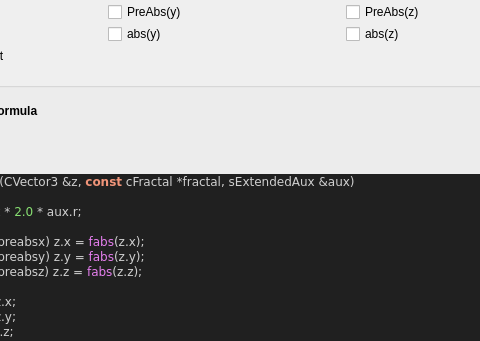
Above: mandelbulber2/formula/ui/fractal_buffalo.ui from buddhi1980/mandelbulber2 before the change; both pictures show x 133 to 613 and y 0 to 341 of the 718 by 845 pixel window. Below: the same form after it.
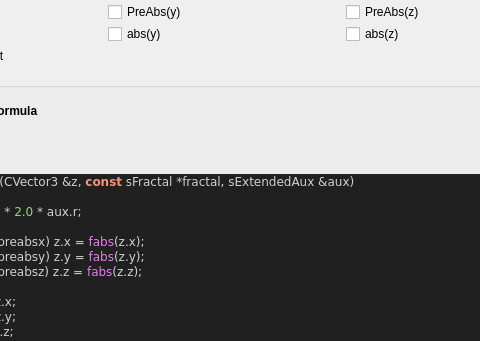
That is the form after the change. Custom widgets are drawn as their Qt base class.

```diff
--- a/mandelbulber2/formula/ui/fractal_buffalo.ui
+++ b/mandelbulber2/formula/ui/fractal_buffalo.ui
@@ -122,7 +122,7 @@
 &lt;/table&gt;
 &lt;br&gt;&lt;b&gt;Examples using this formula&lt;/b&gt;&lt;br&gt;buffalo003_2.fract&lt;h3&gt;Code&lt;/h3&gt;
 &lt;body style=&quot;background-color:#202020&quot;&gt;
-&lt;pre style=&quot;color:#d0d0d0; background-color:#202020;  font-family:'Courier New',monospace;&quot;&gt;&lt;span style=&quot;color:#f09479; font-weight:bold&quot;&gt;void&lt;/span&gt; &lt;span style=&quot;color:#e47eed&quot;&gt;BuffaloIteration&lt;/span&gt;&lt;span style=&quot;color:#d0d0d0&quot;&gt;(&lt;/span&gt;CVector3 &lt;span style=&quot;color:#d0d0d0&quot;&gt;&amp;amp;&lt;/span&gt;z&lt;span style=&quot;color:#d0d0d0&quot;&gt;,&lt;/span&gt; &lt;span style=&quot;color:#f09479; font-weight:bold&quot;&gt;const&lt;/span&gt; cFractal &lt;span style=&quot;color:#d0d0d0&quot;&gt;*&lt;/span&gt;fractal&lt;span style=&quot;color:#d0d0d0&quot;&gt;,&lt;/span&gt; sExtendedAux &lt;span style=&quot;color:#d0d0d0&quot;&gt;&amp;amp;&lt;/span&gt;aux&lt;span style=&quot;color:#d0d0d0&quot;&gt;)&lt;/span&gt;
+&lt;pre style=&quot;color:#d0d0d0; background-color:#202020;  font-family:'Courier New',monospace;&quot;&gt;&lt;span style=&quot;color:#f09479; font-weight:bold&quot;&gt;void&lt;/span&gt; &lt;span style=&quot;color:#e47eed&quot;&gt;BuffaloIteration&lt;/span&gt;&lt;span style=&quot;color:#d0d0d0&quot;&gt;(&lt;/span&gt;CVector3 &lt;span style=&quot;color:#d0d0d0&quot;&gt;&amp;amp;&lt;/span&gt;z&lt;span style=&quot;color:#d0d0d0&quot;&gt;,&lt;/span&gt; &lt;span style=&quot;color:#f09479; font-weight:bold&quot;&gt;const&lt;/span&gt; sFractal &lt;span style=&quot;color:#d0d0d0&quot;&gt;*&lt;/span&gt;fractal&lt;span style=&quot;color:#d0d0d0&quot;&gt;,&lt;/span&gt; sExtendedAux &lt;span style=&quot;color:#d0d0d0&quot;&gt;&amp;amp;&lt;/span&gt;aux&lt;span style=&quot;color:#d0d0d0&quot;&gt;)&lt;/span&gt;
 &lt;span style=&quot;color:#d0d0d0&quot;&gt;{&lt;/span&gt;
   aux&lt;span style=&quot;color:#d0d0d0&quot;&gt;.&lt;/span&gt;r_dz &lt;span style=&quot;color:#d0d0d0&quot;&gt;=&lt;/span&gt; aux&lt;span style=&quot;color:#d0d0d0&quot;&gt;.&lt;/span&gt;r_dz &lt;span style=&quot;color:#d0d0d0&quot;&gt;*&lt;/span&gt; &lt;span style=&quot;color:#87df71&quot;&gt;2.0&lt;/span&gt; &lt;span style=&quot;color:#d0d0d0&quot;&gt;*&lt;/span&gt; aux&lt;span style=&quot;color:#d0d0d0&quot;&gt;.&lt;/span&gt;r&lt;span style=&quot;color:#d0d0d0&quot;&gt;;&lt;/span&gt;
 
```
